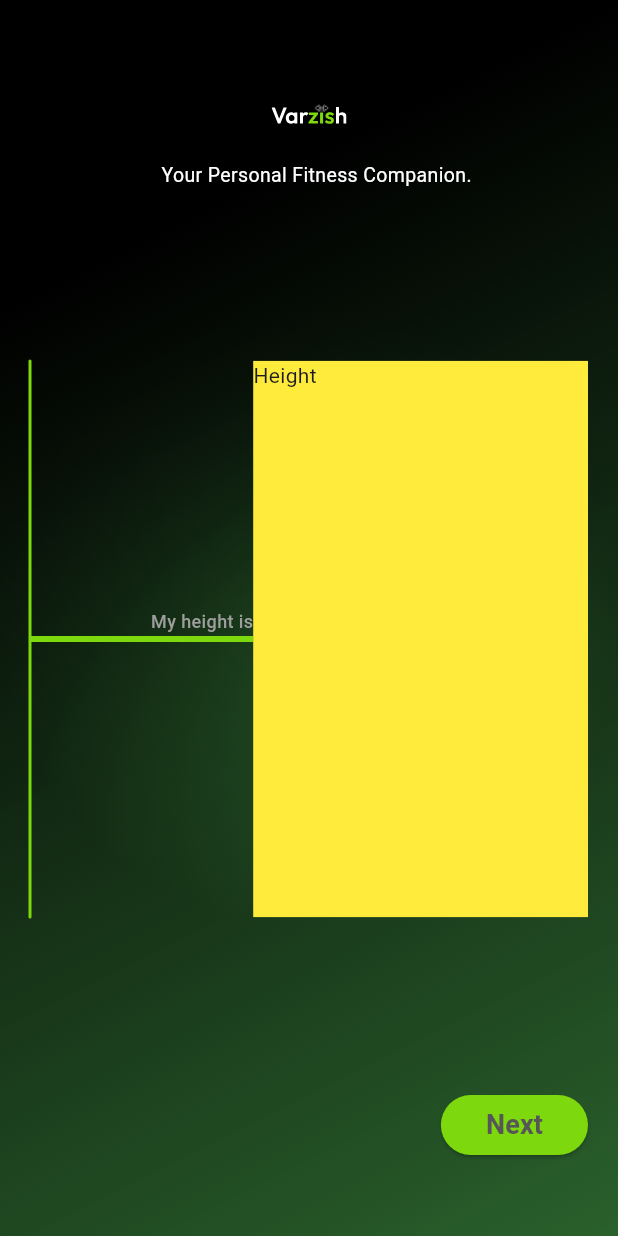
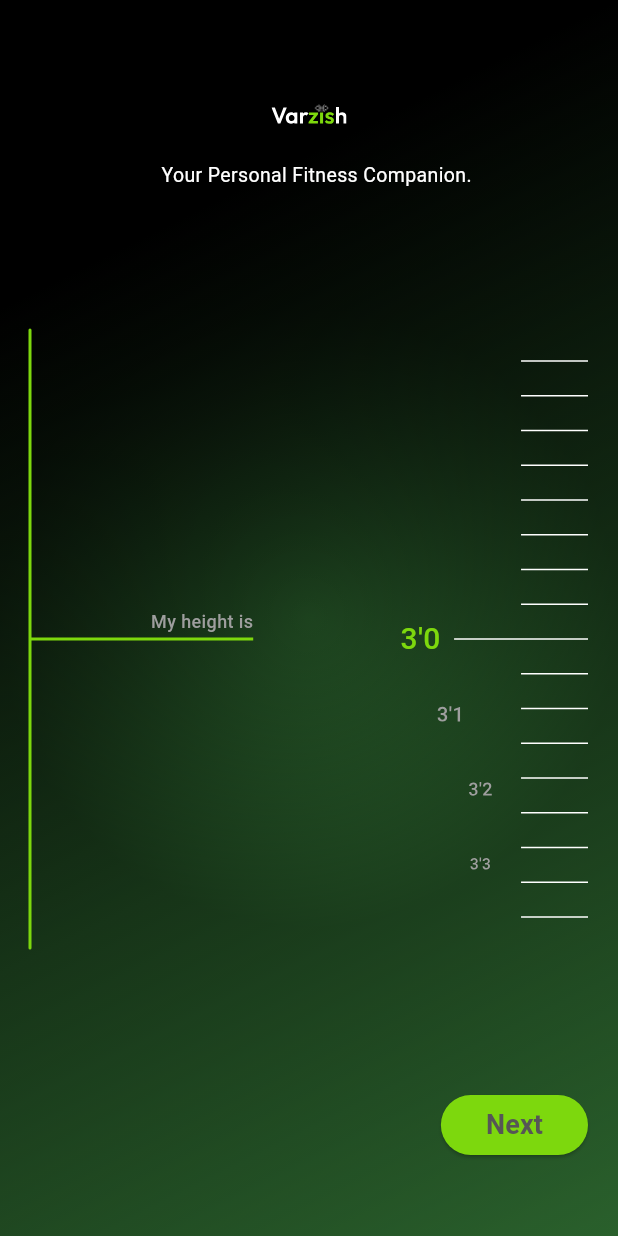
Before and after one commit to MuhammadKhizar89/Varzish-FitnessAPP, a Flutter app: the screen it shows after launch, on a phone screen of 412 x 824 dp. Run offline on Flutter 3.47's test engine with Material 3 defaults, Android fonts, the light colour scheme and no system bars; our stand-ins replace flutter_svg.

Commit message:
Height animation partially

```diff
--- a/lib/screens/onboarding/height_screen.dart
+++ b/lib/screens/onboarding/height_screen.dart
@@ -7,20 +7,34 @@ class HeightScreen extends StatefulWidget {
 }
 
 class _HeightScreenState extends State<HeightScreen> {
+  List<String> _generateHeights() {
+    List<String> heights = [];
+    for (int ft = 3; ft <= 8; ft++) {
+      for (int inch = 0; inch <= 11; inch++) {
+        heights.add("$ft'${inch}");
+      }
+    }
+    return heights;
+  }
+
+  int _selectedIndex = 0;
+  final FixedExtentScrollController _controller = FixedExtentScrollController();
+
   @override
   Widget build(BuildContext context) {
+    List<String> heights = _generateHeights();
     return Row(
       children: [
         Expanded(
           flex: 4,
           child: Container(
-            height: ScreenSize.height(context) * 0.45,
+            height: ScreenSize.height(context) * 0.50,
             child: CustomPaint(
               painter: LinePainter(),
               child: Stack(
                 children: [
                   Positioned(
-                    top: (ScreenSize.height(context) * 0.40) / 2,
+                    top: (ScreenSize.height(context) * 0.45) / 2,
                     right: 0,
                     child: const Text(
                       "My height is",
@@ -37,15 +51,109 @@ class _HeightScreenState extends State<HeightScreen> {
         ),
         Expanded(
           flex: 6,
-          child: Container(
+          child: SizedBox(
             height: ScreenSize.height(context) * 0.45,
-            decoration: const BoxDecoration(color: Colors.yellow),
-            child: const Text("Height"),
+            child: Stack(
+              children: [
+                const Positioned.fill(
+                  child: CustomPaint(
+                    painter: HeightPainter(height: 0.4),
+                  ),
+                ),
+                ListWheelScrollView.useDelegate(
+                  controller: _controller,
+                  diameterRatio: 100,
+                  itemExtent: 50,
+                  physics: const FixedExtentScrollPhysics(),
+                  onSelectedItemChanged: (index) {
+                    setState(() {
+                      _selectedIndex = index;
+                    });
+                    print("Selected index: $index");
+                  },
+                  childDelegate: ListWheelChildBuilderDelegate(
+                    builder: (context, index) {
+                      return AnimatedBuilder(
+                        animation: _controller,
+                        builder: (context, child) {
+                          print("Selected item: ${_controller.selectedItem}");
+                          print("Selected index: ${index}");
+                          double selectedIndex =
+                              _controller.selectedItem.toDouble();
+                          double difference = (selectedIndex - index).abs();
+                          double scale = 1 - (difference * 0.1).clamp(0.0, 0.3);
+                          double offset = (difference * 20).clamp(0.0, 40);
+                          return TweenAnimationBuilder<double>(
+                            tween: Tween(begin: 0, end: offset),
+                            duration: Duration(
+                                milliseconds:
+                                    300), // Smooth transition duration
+                            curve: Curves
+                                .easeInOut, // Easing curve for smooth effect
+                            builder: (context, value, child) {
+                              return Transform.translate(
+                                offset: Offset(value, 0),
+                                child: Transform.scale(
+                                  scale: scale,
+                                  child: Center(
+                                    child: Text(
+                                      heights[index], // Dynamic data
+                                      style: TextStyle(
+                                        color: index == _controller.selectedItem
+                                            ? Color.fromARGB(255, 125, 216, 13)
+                                            : Colors.grey,
+                                        fontSize:
+                                            index == _controller.selectedItem
+                                                ? 20
+                                                : 15,
+                                        fontWeight: FontWeight.w500,
+                                      ),
+                                      textAlign: TextAlign.center,
+                                    ),
+                                  ),
+                                ),
+                              );
+                            },
+                          );
+                        },
+                      );
+                    },
+                    childCount: heights.length,
+                  ),
+                ),
+              ],
+            ),
           ),
-        )
+        ),
       ],
     );
   }
+}
+
+class HeightPainter extends CustomPainter {
+  const HeightPainter({required this.height});
+  final double height;
+  @override
+  void paint(Canvas canvas, Size size) {
+    final Paint paint = Paint()
+      ..color = Color.fromARGB(255, 255, 255, 255)
+      ..strokeWidth = 1.0
+      ..style = PaintingStyle.stroke;
+    double gap = size.height / 16;
+    double centerY = size.height / 2;
+    for (int i = 0; i < 17; i++) {
+      double y = i * gap;
+      double lineWidth = (y == centerY) ? size.width * 0.4 : size.width * 0.2;
+      canvas.drawLine(
+        Offset((size.width - lineWidth), y),
+        Offset((size.width), y),
+        paint,
+      );
+    }
+  }
+
+  @override
+  bool shouldRepaint(covariant CustomPainter oldDelegate) => false;
 }
 
 class LinePainter extends CustomPainter {
@@ -59,7 +167,7 @@ class LinePainter extends CustomPainter {
 
     final p = Paint()
       ..color = Color.fromARGB(255, 125, 216, 13) // Line color
-      ..strokeWidth = 4.0 // Line thickness
+      ..strokeWidth = 2.0 // Line thickness
       ..style = PaintingStyle.stroke;
 
     // Drawing a line from the top-left to the bottom-right corner
@@ -78,3 +186,25 @@ class LinePainter extends CustomPainter {
   @override
   bool shouldRepaint(covariant CustomPainter oldDelegate) => false;
 }
+
+// how can i do that lines generated should be in height
+// and all will be space evenly according to geight but the center one will be more large in width then others
+// void paint(Canvas canvas, Size size) {
+//     print(size);
+//     final p = Paint()
+//       ..color = Color.fromARGB(255, 125, 216, 13) // Line color
+//       ..strokeWidth = 4.0 // Line thickness
+//       ..style = PaintingStyle.stroke;
+
+//     double gap = size.height / 7;
+//     double current = height;
+//     print(gap);
+//     for (int i = 0; i < gap; i++) {
+//       canvas.drawLine(
+//         Offset(0, current), // Starting point (x, y)
+//         Offset(size.width, current), // Ending point (x, y)
+//         p,
+//       );
+//       current += gap;
+//     }
+//   }
```
